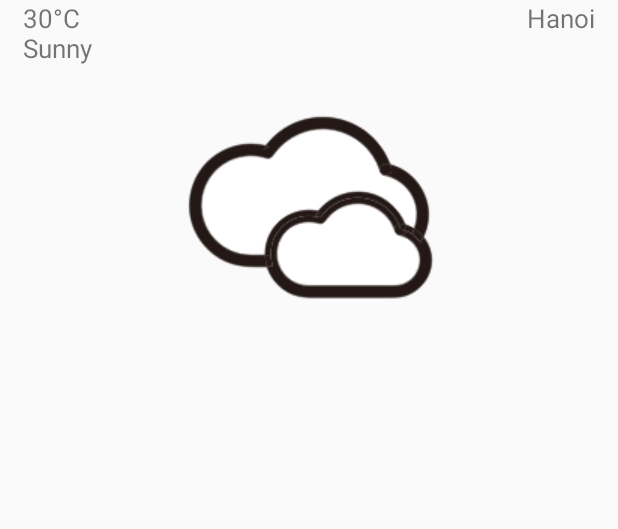
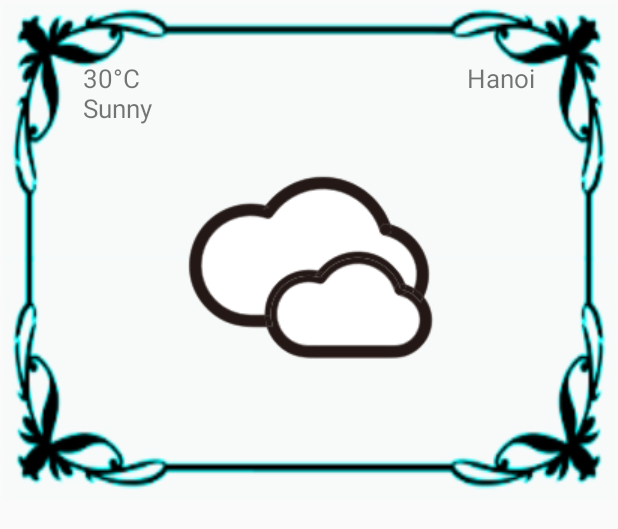
Before and after one commit to PhuongPhg/androiddev2021, an Android app: the layout fragment_weather.xml on its own in the app's theme, with its tools: preview values and no code run, on a phone screen of 412 x 824 dp. Shown: the top 529 px of the screen. Run offline under Robolectric (Android 15) with nearby library versions, the phone set to English and light mode, and no system bars.

Commit message:
Upload practical work 10

```diff
--- a/app/src/main/java/vn/edu/usth/weather/WeatherActivity.java
+++ b/app/src/main/java/vn/edu/usth/weather/WeatherActivity.java
@@ -52,8 +52,8 @@ public class WeatherActivity extends AppCompatActivity {
     }
     private void addTabs(ViewPager viewPager){
         ViewPagerAdapter adapter = new ViewPagerAdapter(getSupportFragmentManager());
-        adapter.addFragment(new ForecastFragment(), "Hanoi");
-        adapter.addFragment(new WeatherFragment(), "Ho Chi Minh");
+        adapter.addFragment(new WeatherAndForecastFragment(), "Hanoi");
+        adapter.addFragment(new WeatherAndForecastFragment(), "Ho Chi Minh");
         adapter.addFragment(new WeatherAndForecastFragment(), "Da Nang");
         viewPager.setAdapter(adapter);
     }
--- a/app/src/main/res/layout/fragment_weather.xml
+++ b/app/src/main/res/layout/fragment_weather.xml
@@ -10,8 +10,10 @@
     android:layout_width="match_parent"
     android:layout_height="match_parent">
     <RelativeLayout
+        android:background="@drawable/frame9"
         android:layout_width="match_parent"
-        android:layout_height="match_parent">
+        android:layout_height="match_parent"
+        android:padding="40dp">
             <TextView
                 android:layout_width="wrap_content"
                 android:layout_height="wrap_content"
```
Also changed, not shown: app/src/main/res/drawable/frame.png (added), app/src/main/res/drawable/frame9.png (added).
